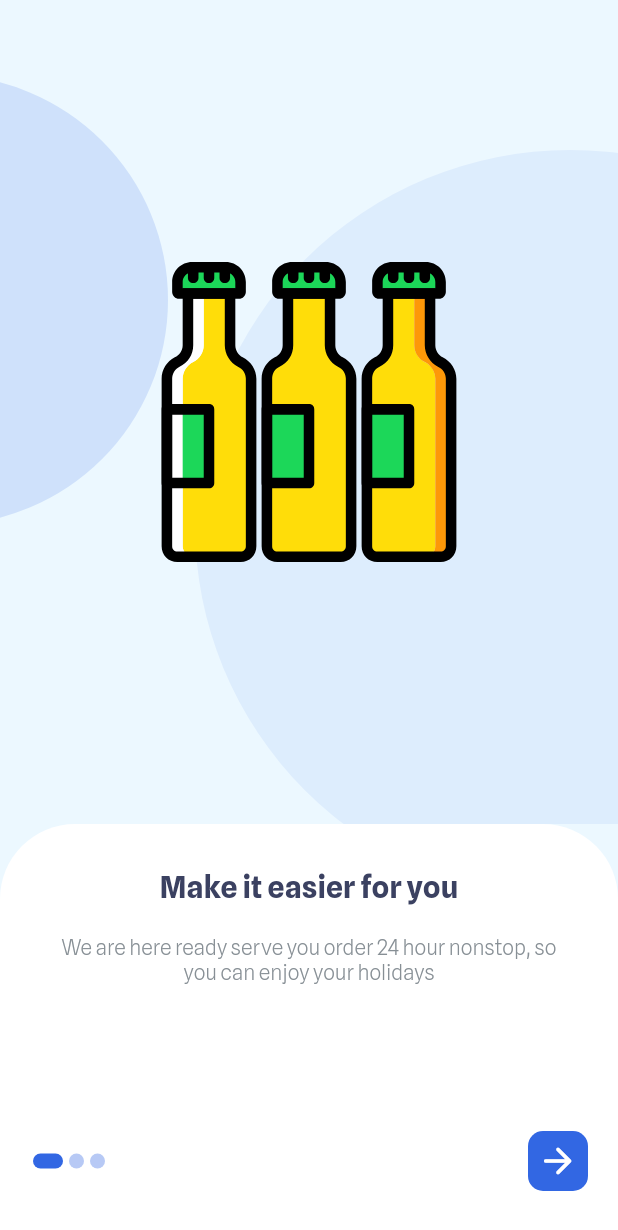
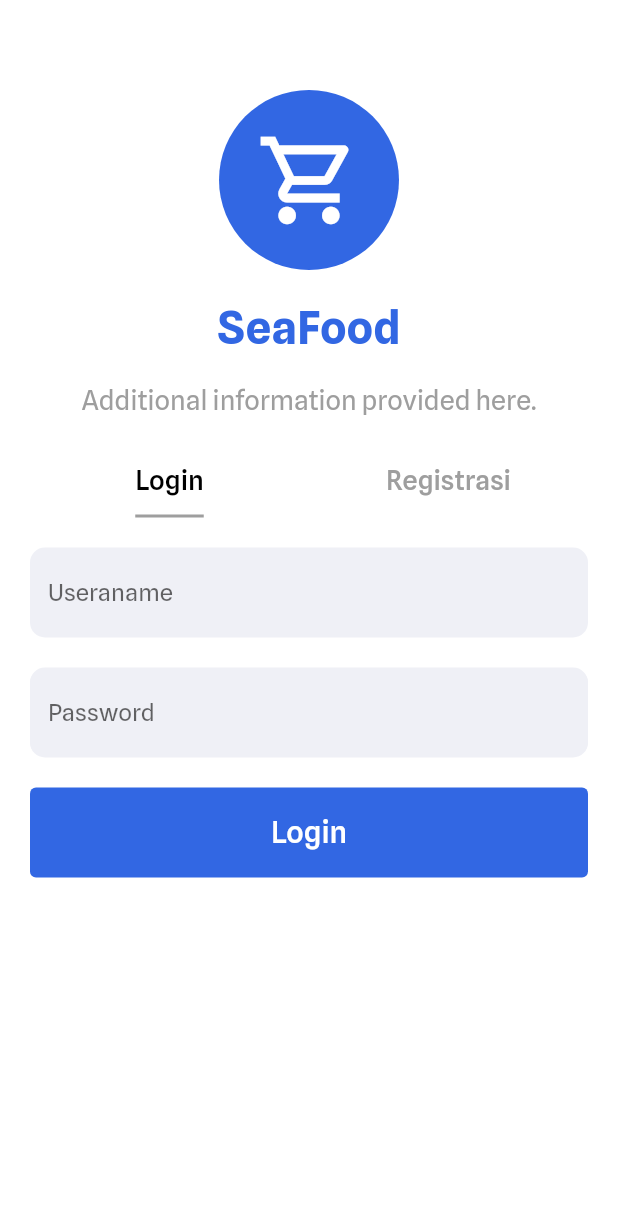
Before and after one commit to syafrialzulmi/flutter_food_sea, a Flutter app: the screen it shows after launch, on a phone screen of 412 x 824 dp. Shown: the top 1230 px of the screen. Run offline on Flutter 3.47's test engine with Material 2 defaults, Android fonts, the phone set to English and light mode, and no system bars; our stand-ins replace flutter_svg.

Commit message:
login page

```diff
--- /dev/null
+++ b/lib/login_page.dart
@@ -0,0 +1,262 @@
+import 'package:flutter/material.dart';
+
+class LoginPage extends StatefulWidget {
+  const LoginPage({Key? key}) : super(key: key);
+
+  @override
+  _LoginPageState createState() => _LoginPageState();
+}
+
+class _LoginPageState extends State<LoginPage> {
+  @override
+  Widget build(BuildContext context) {
+    return Scaffold(
+      resizeToAvoidBottomInset: false,
+      backgroundColor: Theme.of(context).backgroundColor,
+      body: DefaultTabController(
+        length: 2,
+        child: Padding(
+          padding: const EdgeInsets.symmetric(
+            horizontal: 20,
+            vertical: 10,
+          ),
+          child: Column(
+            children: [
+              SizedBox(
+                height: 50.0,
+              ),
+              CircleAvatar(
+                radius: 60,
+                backgroundColor: Theme.of(context).primaryColor,
+                child: Icon(
+                  Icons.shopping_cart_outlined,
+                  size: 70,
+                  color: Colors.white,
+                ),
+              ),
+              SizedBox(
+                height: 20.0,
+              ),
+              Text(
+                'SeaFood',
+                style: TextStyle(
+                  fontSize: 30.0,
+                  fontWeight: FontWeight.bold,
+                  color: Theme.of(context).primaryColor,
+                ),
+              ),
+              SizedBox(
+                height: 20.0,
+              ),
+              Text(
+                'Additional information provided here.',
+                style: TextStyle(
+                  fontSize: 18.0,
+                  color: Colors.grey,
+                ),
+              ),
+              SizedBox(
+                height: 20.0,
+              ),
+              Container(
+                child: TabBar(
+                  labelColor: Colors.black,
+                  unselectedLabelColor: Colors.grey,
+                  indicatorWeight: 2,
+                  indicatorColor: Colors.grey,
+                  indicatorSize: TabBarIndicatorSize.label,
+                  labelStyle: TextStyle(fontSize: 18.0),
+                  tabs: [
+                    Tab(text: 'Login'),
+                    Tab(text: 'Registrasi'),
+                  ],
+                ),
+              ),
+              Expanded(
+                child: TabBarView(
+                  children: [
+                    Container(
+                      child: Center(
+                        child: Column(
+                          children: [
+                            SizedBox(
+                              height: 20.0,
+                            ),
+                            Container(
+                              width: MediaQuery.of(context).size.width,
+                              height: 60,
+                              alignment: Alignment.center,
+                              decoration: BoxDecoration(
+                                color: Color(0xffEFF0F6),
+                                borderRadius: BorderRadius.circular(10),
+                              ),
+                              child: TextField(
+                                autocorrect: true,
+                                maxLines: 1,
+                                decoration: InputDecoration(
+                                  hintText: 'Useraname',
+                                  border: OutlineInputBorder(
+                                    borderSide: BorderSide.none,
+                                  ),
+                                ),
+                              ),
+                            ),
+                            SizedBox(
+                              height: 20.0,
+                            ),
+                            Container(
+                              width: MediaQuery.of(context).size.width,
+                              height: 60,
+                              alignment: Alignment.center,
+                              decoration: BoxDecoration(
+                                color: Color(0xffEFF0F6),
+                                borderRadius: BorderRadius.circular(10),
+                              ),
+                              child: TextField(
+                                autocorrect: true,
+                                maxLines: 1,
+                                decoration: InputDecoration(
+                                  hintText: 'Password',
+                                  filled: true,
+                                  fillColor: Color(0xffEFF0F6),
+                                  border: OutlineInputBorder(
+                                    borderRadius: BorderRadius.circular(10),
+                                    borderSide: BorderSide.none,
+                                  ),
+                                ),
+                              ),
+                            ),
+                            SizedBox(
+                              height: 20.0,
+                            ),
+                            Container(
+                              width: MediaQuery.of(context).size.width,
+                              height: 60,
+                              child: TextButton(
+                                onPressed: () {},
+                                style: TextButton.styleFrom(
+                                    backgroundColor:
+                                        Theme.of(context).primaryColor),
+                                child: Text(
+                                  'Login',
+                                  style: TextStyle(
+                                    color: Colors.white,
+                                    fontSize: 20.0,
+                                  ),
+                                ),
+                              ),
+                            ),
+                          ],
+                        ),
+                      ),
+                    ),
+                    Container(
+                      child: Center(
+                        child: Column(
+                          children: [
+                            SizedBox(
+                              height: 20.0,
+                            ),
+                            Container(
+                              width: MediaQuery.of(context).size.width,
+                              height: 60,
+                              alignment: Alignment.center,
+                              decoration: BoxDecoration(
+                                color: Color(0xffEFF0F6),
+                                borderRadius: BorderRadius.circular(10),
+                              ),
+                              child: TextField(
+                                autocorrect: true,
+                                maxLines: 1,
+                                decoration: InputDecoration(
+                                  hintText: 'Create a Username',
+                                  border: OutlineInputBorder(
+                                    borderSide: BorderSide.none,
+                                  ),
+                                ),
+                              ),
+                            ),
+                            SizedBox(
+                              height: 20.0,
+                            ),
+                            Container(
+                              width: MediaQuery.of(context).size.width,
+                              height: 60,
+                              alignment: Alignment.center,
+                              decoration: BoxDecoration(
+                                color: Color(0xffEFF0F6),
+                                borderRadius: BorderRadius.circular(10),
+                              ),
+                              child: TextField(
+                                autocorrect: true,
+                                maxLines: 1,
+                                decoration: InputDecoration(
+                                  hintText: 'Create a Password',
+                                  filled: true,
+                                  fillColor: Color(0xffEFF0F6),
+                                  border: OutlineInputBorder(
+                                    borderRadius: BorderRadius.circular(10),
+                                    borderSide: BorderSide.none,
+                                  ),
+                                ),
+                              ),
+                            ),
+                            SizedBox(
+                              height: 20.0,
+                            ),
+                            Container(
+                              width: MediaQuery.of(context).size.width,
+                              height: 60,
+                              alignment: Alignment.center,
+                              decoration: BoxDecoration(
+                                color: Color(0xffEFF0F6),
+                                borderRadius: BorderRadius.circular(10),
+                              ),
+                              child: TextField(
+                                autocorrect: true,
+                                maxLines: 1,
+                                decoration: InputDecoration(
+                                  hintText: 'Confirm Password',
+                                  filled: true,
+                                  fillColor: Color(0xffEFF0F6),
+                                  border: OutlineInputBorder(
+                                    borderRadius: BorderRadius.circular(10),
+                                    borderSide: BorderSide.none,
+                                  ),
+                                ),
+                              ),
+                            ),
+                            SizedBox(
+                              height: 20.0,
+                            ),
+                            Container(
+                              width: MediaQuery.of(context).size.width,
+                              height: 60,
+                              child: TextButton(
+                                onPressed: () {},
+                                style: TextButton.styleFrom(
+                                    backgroundColor:
+                                        Theme.of(context).primaryColor),
+                                child: Text(
+                                  'Create Account',
+                                  style: TextStyle(
+                                    color: Colors.white,
+                                    fontSize: 20.0,
+                                  ),
+                                ),
+                              ),
+                            ),
+                          ],
+                        ),
+                      ),
+                    ),
+                  ],
+                ),
+              ),
+            ],
+          ),
+        ),
+      ),
+    );
+  }
+}
--- a/lib/main.dart
+++ b/lib/main.dart
@@ -1,5 +1,6 @@
 import 'package:flutter/material.dart';
-import 'package:flutter_food_sea/onbording_page.dart';
+import 'package:flutter_food_sea/login_page.dart';
+// import 'package:flutter_food_sea/onbording_page.dart';
 // import 'package:flutter_food_sea/splash_page.dart';
 
 void main() {
@@ -21,9 +22,9 @@ class _MyAppState extends State<MyApp> {
         title: 'SeaFood Apps',
         theme: ThemeData(
           primaryColor: const Color(0xff3267E3),
+          backgroundColor: Colors.white,
           fontFamily: 'SplineSans',
         ),
-      home: const OnboardingPage(),
-    );
+        home: const LoginPage());
   }
 }
--- a/lib/onbording_page.dart
+++ b/lib/onbording_page.dart
@@ -40,6 +40,7 @@ class _OnboardingPageState extends State<OnboardingPage> {
   @override
   Widget build(BuildContext context) {
     return Scaffold(
+      backgroundColor: Theme.of(context).backgroundColor,
       body: Stack(
         children: <Widget>[
           PageView.builder(
@@ -75,20 +76,35 @@ class _OnboardingPageState extends State<OnboardingPage> {
                                 : Theme.of(context).primaryColor.withAlpha(90),
                           ),
                         );
-                    })),
+                      }),
+                    ),
                     Container(
-                      width: 40,
-                      height: 40,
                       decoration: BoxDecoration(
                         borderRadius: BorderRadius.circular(10),
                         color: Theme.of(context).primaryColor,
                       ),
-                      child: Icon(
+                      child: Material(
+                        color: Colors.transparent,
+                        child: InkWell(
+                          borderRadius: BorderRadius.circular(10),
+                          onTap: () {},
+                          child: Container(
+                            height: 40,
+                            width: 40,
+                            decoration: BoxDecoration(
+                              borderRadius: BorderRadius.circular(10),
+                              color: Colors.transparent,
+                              // color: Theme.of(context).primaryColor,
+                            ),
+                            child: const Icon(
                               Icons.arrow_forward_rounded,
                               color: Colors.white,
                               size: 28.0,
                             ),
                           ),
+                        ),
+                      ),
+                    )
                   ],
                 ),
               ),
--- a/lib/splash_page.dart
+++ b/lib/splash_page.dart
@@ -11,6 +11,7 @@ class _SplashPageState extends State<SplashPage> {
   @override
   Widget build(BuildContext context) {
     return Scaffold(
+      backgroundColor: Theme.of(context).backgroundColor,
       body: Center(
         child: Column(
           mainAxisAlignment: MainAxisAlignment.center,
```
Lines whose indentation alone changed are shown as unchanged.
